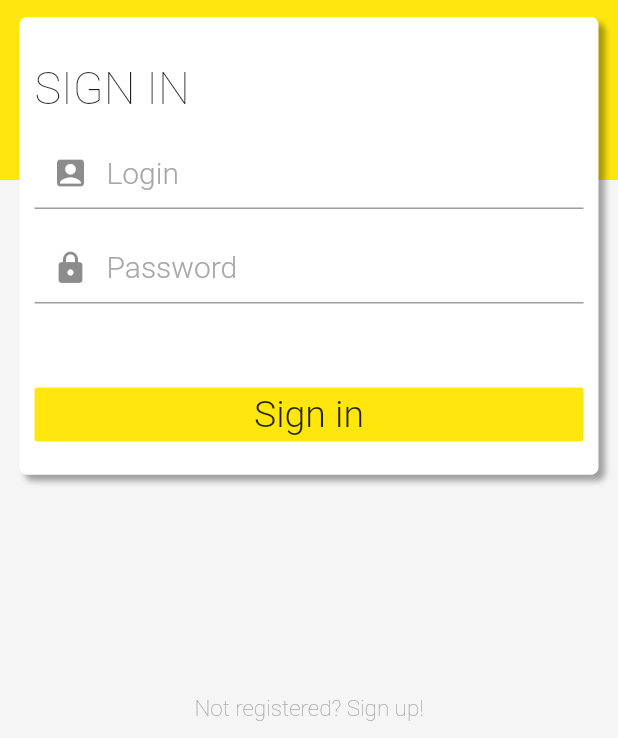
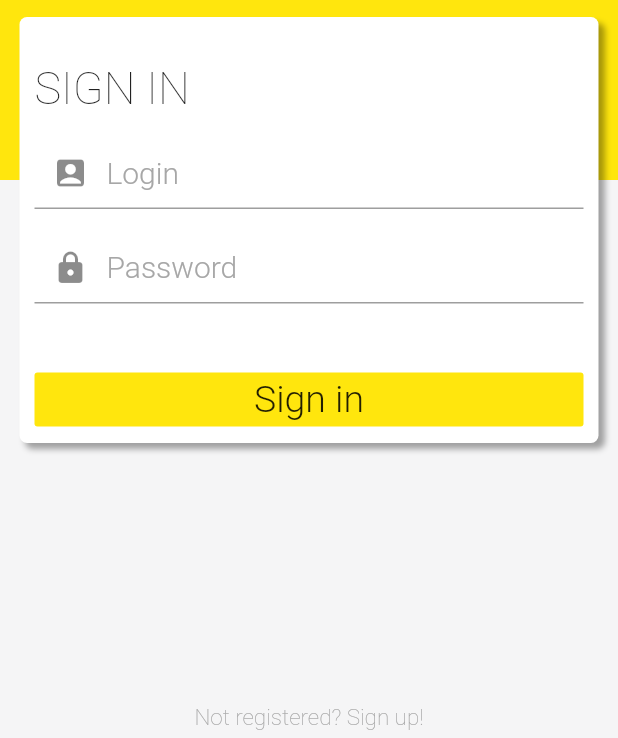
Before and after one commit to bahmN/N.Budget-Android, a Flutter app: the screen it shows after launch, on a phone screen of 412 x 824 dp, the part 498-1236 px from its top. Run offline on Flutter 3.47's test engine with Material 2 defaults, Android fonts, the phone set to English and light mode, and no system bars; our stand-ins replace adaptive_theme, firebase_auth, firebase_core, fluttertoast, hexcolor; accounts and stored records are empty.

Commit message:
Adaptive screen

```diff
--- a/lib/auth/authScreen.dart
+++ b/lib/auth/authScreen.dart
@@ -52,9 +52,10 @@ class _AuthScreenState extends State<AuthScreen> {
                             R.stringsOf(context).signInButtonAuth,
                             _signInButtonAction,
                             _marginTopFormAuth),
-                        Container(
-                          margin: EdgeInsets.only(
-                              top: MediaQuery.of(context).size.height / 5.6),
+                        Expanded(
+                          child: Container(
+                            alignment: Alignment.bottomCenter,
+                            margin: EdgeInsets.only(bottom: 5),
                             child: GestureDetector(
                               child: Text(
                                   R.stringsOf(context).labelBottomSignUpAuth,
@@ -69,6 +70,7 @@ class _AuthScreenState extends State<AuthScreen> {
                               },
                             ),
                           ),
+                        ),
                       ],
                     )
                   : Column(
@@ -78,9 +80,10 @@ class _AuthScreenState extends State<AuthScreen> {
                             R.stringsOf(context).signUpButtonAuth,
                             _signUpButtonAction,
                             _marginTopFormAuth),
-                        Container(
-                          margin: EdgeInsets.only(
-                              top: MediaQuery.of(context).size.height / 5.6),
+                        Expanded(
+                          child: Container(
+                            alignment: Alignment.bottomCenter,
+                            margin: EdgeInsets.only(bottom: 5),
                             child: GestureDetector(
                               child: Text(
                                   R.stringsOf(context).labelBottomSignInAuth,
@@ -93,6 +96,7 @@ class _AuthScreenState extends State<AuthScreen> {
                                 _emailController.clear();
                                 _passwordController.clear();
                               },
+                            ),
                           ),
                         ),
                       ],
@@ -118,10 +122,8 @@ class _AuthScreenState extends State<AuthScreen> {
       child: AnimatedContainer(
         duration: Duration(milliseconds: 400),
         curve: Curves.easeOutQuart,
-        width: MediaQuery.of(context).size.width,
-        height: MediaQuery.of(context).size.height / 2.7,
         margin: EdgeInsets.fromLTRB(13, marginTopForm, 13, 0),
-        padding: EdgeInsets.fromLTRB(10, 30, 10, 0),
+        padding: EdgeInsets.fromLTRB(10, 30, 10, 5),
         decoration: BoxDecoration(
           color: Theme.of(context).primaryColorLight,
           borderRadius: BorderRadius.all(Radius.circular(5.0)),
@@ -151,7 +153,7 @@ class _AuthScreenState extends State<AuthScreen> {
                 true),
             Container(
               width: double.infinity,
-              margin: EdgeInsets.only(top: 50),
+              margin: EdgeInsets.only(top: 40),
               child: _button(labelButton, func),
             )
           ],
```
Lines whose indentation alone changed are shown as unchanged.
